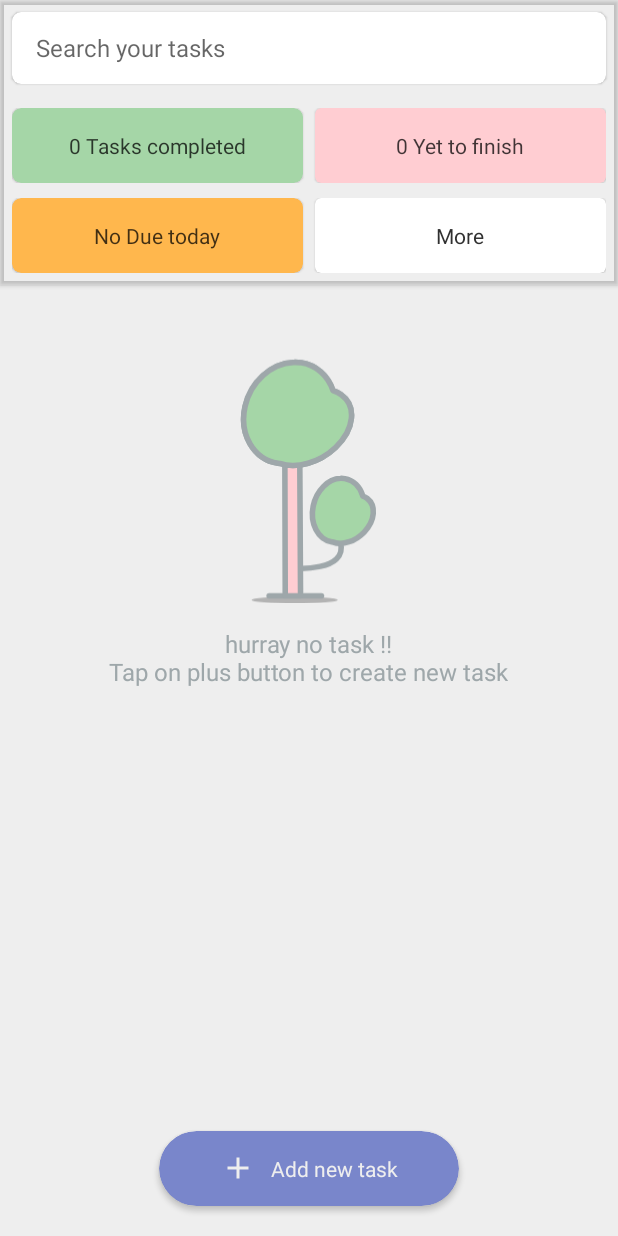
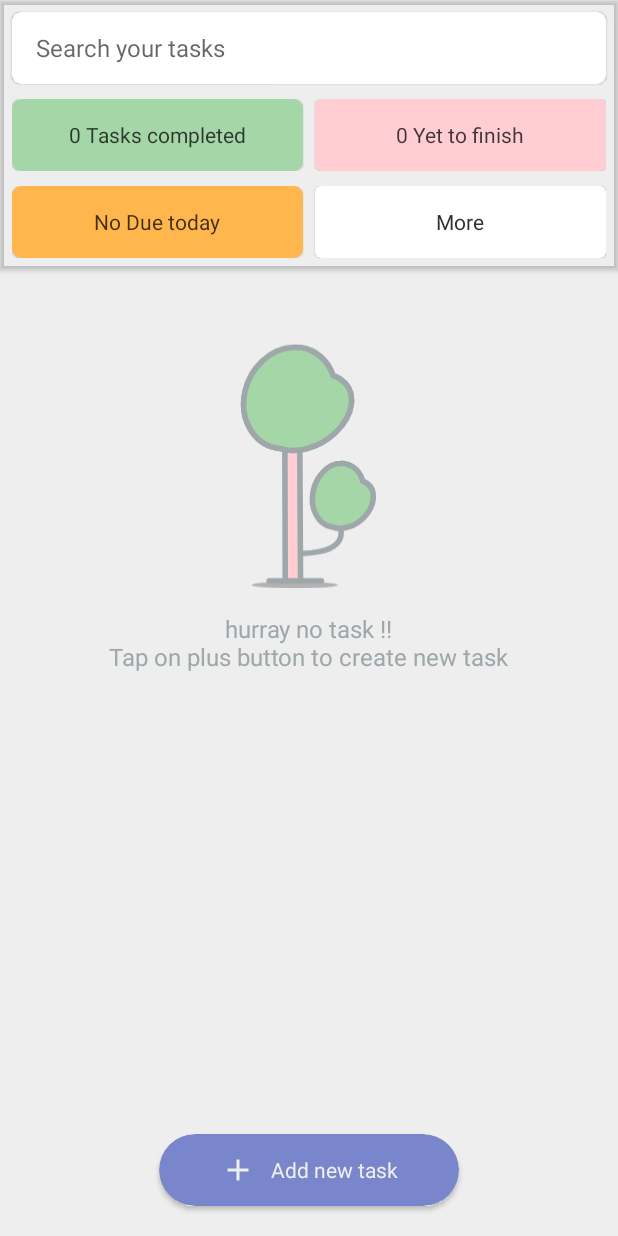
Before and after one commit to ithebk/task_app, an Android app: the screen it shows after launch (MainActivity), on a phone screen of 412 x 824 dp. Run offline under Robolectric (Android 15) with nearby library versions, the phone set to English and light mode, and no system bars; our stand-ins replace Room's generated code; Roboto replaces fonts that are not available here.

```diff
--- a/app/src/main/java/com/ithebk/tasks/ui/addtask/AddTaskBottomDialogFragment.kt
+++ b/app/src/main/java/com/ithebk/tasks/ui/addtask/AddTaskBottomDialogFragment.kt
@@ -11,12 +11,11 @@ import android.widget.TextView
 import androidx.cardview.widget.CardView
 import androidx.core.os.bundleOf
 import androidx.recyclerview.widget.DefaultItemAnimator
-import androidx.recyclerview.widget.GridLayoutManager
 import androidx.recyclerview.widget.LinearLayoutManager
 import androidx.recyclerview.widget.RecyclerView
 import com.google.android.material.bottomsheet.BottomSheetDialogFragment
 import com.ithebk.tasks.R
-import com.ithebk.tasks.Utils
+import com.ithebk.tasks.utils.Utils
 import com.ithebk.tasks.callbacks.ActionCallback
 import com.ithebk.tasks.db.Task
 import com.ithebk.tasks.models.EXTRA_ACTION
--- a/app/src/main/java/com/ithebk/tasks/ui/main/MainActivity.kt
+++ b/app/src/main/java/com/ithebk/tasks/ui/main/MainActivity.kt
@@ -17,6 +17,7 @@ import com.ithebk.tasks.callbacks.MainItemViewClickCallback
 import com.ithebk.tasks.db.Task
 import com.ithebk.tasks.ui.addtask.ACTION
 import com.ithebk.tasks.ui.addtask.AddTaskBottomDialogFragment
+import com.ithebk.tasks.ui.settings.ItemListDialogFragment
 import kotlinx.android.synthetic.main.activity_main.*
 
 
@@ -37,13 +38,13 @@ class MainActivity : AppCompatActivity(), AddTaskBottomDialogFragment.AddTaskBot
             AddTaskBottomDialogFragment.newInstance().show(supportFragmentManager, AddTaskBottomDialogFragment.TAG)
         }
 
-        bt_action_more.setOnClickListener {
-            //EmptyTaskFragment().show(supportFragmentManager, AddTaskBottomDialogFragment.TAG)
+        bt_card_action_more.setOnClickListener {
+            ItemListDialogFragment.newInstance(5).show(supportFragmentManager, "dialog")
         }
 
         search_text.addTextChangedListener(object : TextWatcher {
             override fun afterTextChanged(s: Editable?) {
-
+                println("char sequence : :$s")
             }
 
             override fun beforeTextChanged(s: CharSequence?, start: Int, count: Int, after: Int) {
--- a/app/src/main/java/com/ithebk/tasks/Utils.kt
+++ b/app/src/main/java/com/ithebk/tasks/utils/Utils.kt
@@ -1,5 +1,6 @@
-package com.ithebk.tasks
+package com.ithebk.tasks.utils
 
+import com.ithebk.tasks.R
 import com.ithebk.tasks.models.EXTRA_ACTION
 import com.ithebk.tasks.models.TaskAction
 
--- a/app/src/main/res/drawable/ic_task_in_active.xml
+++ b/app/src/main/res/drawable/ic_task_in_active.xml
@@ -4,6 +4,6 @@
         android:viewportWidth="24.0"
         android:viewportHeight="24.0">
     <path
-        android:fillColor="@color/done_task"
+        android:fillColor="?task_icon_color"
         android:pathData="M12,12m-10,0a10,10 0,1 1,20 0a10,10 0,1 1,-20 0"/>
 </vector>
--- a/app/src/main/res/layout/activity_main.xml
+++ b/app/src/main/res/layout/activity_main.xml
@@ -40,7 +40,7 @@
                         app:cardBackgroundColor="?colorPrimary"
                         app:cardCornerRadius="6dp"
                         android:paddingEnd="16dp"
-                        android:layout_height="wrap_content">
+                        android:layout_height="48dp">
                     <LinearLayout
                             android:orientation="vertical"
                             android:layout_width="match_parent"
@@ -87,7 +87,10 @@
                 </androidx.cardview.widget.CardView>
             <LinearLayout
                     android:weightSum="2"
-                    android:layout_margin="8dp"
+                    android:layout_marginStart="8dp"
+                    android:layout_marginEnd="8dp"
+                    android:layout_marginTop="2dp"
+                    android:layout_marginBottom="8dp"
                     android:layout_width="match_parent"
                     android:layout_height="wrap_content">
                 <com.google.android.material.card.MaterialCardView
@@ -96,7 +99,7 @@
                         app:cardCornerRadius="6dp"
                         app:cardBackgroundColor="@color/done_task"
                         android:layout_width="0dp"
-                        android:layout_height="50dp">
+                        android:layout_height="48dp">
                     <TextView
                             android:id="@+id/text_view_tasks_done"
                             android:padding="8dp"
@@ -114,7 +117,7 @@
                     app:cardBackgroundColor="@color/yet_to_done_task"
                     android:layout_weight="1"
                     android:layout_width="0dp"
-                    android:layout_height="50dp">
+                    android:layout_height="48dp">
                 <TextView
                         android:textColor="#BE000000"
                         android:id="@+id/text_view_tasks_not_done"
@@ -142,7 +145,7 @@
                         app:cardCornerRadius="6dp"
                         app:cardBackgroundColor="#FFB74D"
                         android:layout_width="0dp"
-                        android:layout_height="50dp">
+                        android:layout_height="48dp">
                     <TextView
                             android:padding="8dp"
                             android:textColor="#BE000000"
@@ -154,13 +157,14 @@
                 </com.google.android.material.card.MaterialCardView>
 
                 ̥<com.google.android.material.card.MaterialCardView
+                    android:id="@+id/bt_card_action_more"
                     app:cardCornerRadius="4dp"
                     android:layout_marginLeft="8dp"
                     app:cardElevation="1dp"
                     app:cardBackgroundColor="?colorPrimary"
                     android:layout_weight="1"
                     android:layout_width="0dp"
-                    android:layout_height="50dp">
+                    android:layout_height="48dp">
                 <TextView
                         android:textColor="?primary_text_color"
                         android:padding="8dp"
@@ -202,7 +206,7 @@
             android:layout_gravity="center_horizontal|bottom"
             app:cardBackgroundColor="@color/colorAccent"
             android:layout_width="200dp"
-            android:layout_height="50dp">
+            android:layout_height="48dp">
         <LinearLayout
                 android:layout_marginLeft="10dp"
                 android:layout_marginRight="10dp"
```
Also changed, not shown: app/src/main/java/com/ithebk/tasks/ui/settings/ItemListDialogFragment.kt (added, +83 -0 lines), app/src/main/res/layout/fragment_item_list_dialog_list_dialog.xml (added, +11 -0 lines), app/src/main/res/layout/fragment_item_list_dialog_list_dialog_item.xml (added, +13 -0 lines).
